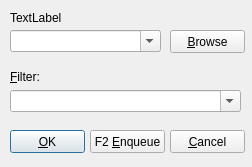
The window that FileOperation/FileOperationDialog.ui (martin-kudlicka/file-commander) describes before a commit, drawn with Qt 5.
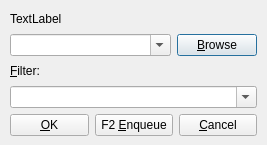
The same window after the commit.

The edit to the form file:
```diff
--- a/FileOperation/FileOperationDialog.ui
+++ b/FileOperation/FileOperationDialog.ui
@@ -5,48 +5,73 @@
    <rect>
     <x>0</x>
     <y>0</y>
-    <width>252</width>
-    <height>167</height>
+    <width>267</width>
+    <height>145</height>
    </rect>
   </property>
   <property name="windowTitle" >
    <string>Dialog</string>
   </property>
-  <widget class="QComboBox" name="qcbFilter" >
+  <widget class="QWidget" name="verticalLayout" >
    <property name="geometry" >
     <rect>
      <x>10</x>
-     <y>90</y>
-     <width>231</width>
-     <height>22</height>
+     <y>10</y>
+     <width>247</width>
+     <height>126</height>
     </rect>
    </property>
-   <property name="editable" >
-    <bool>true</bool>
-   </property>
-  </widget>
+   <layout class="QVBoxLayout" >
+    <property name="margin" >
+     <number>0</number>
+    </property>
+    <property name="spacing" >
+     <number>6</number>
+    </property>
+    <item>
+     <widget class="QLabel" name="qlCount" >
+      <property name="text" >
+       <string>TextLabel</string>
+      </property>
+      <property name="buddy" >
+       <cstring>qcbDestination</cstring>
+      </property>
+     </widget>
+    </item>
+    <item>
+     <layout class="QHBoxLayout" >
+      <property name="margin" >
+       <number>0</number>
+      </property>
+      <property name="spacing" >
+       <number>6</number>
+      </property>
+      <item>
   <widget class="QComboBox" name="qcbDestination" >
-   <property name="geometry" >
-    <rect>
-     <x>10</x>
-     <y>30</y>
-     <width>151</width>
-     <height>22</height>
-    </rect>
-   </property>
    <property name="editable" >
     <bool>true</bool>
    </property>
   </widget>
+      </item>
+      <item>
+       <widget class="QPushButton" name="qpbBrowse" >
+        <property name="sizePolicy" >
+         <sizepolicy>
+          <hsizetype>4</hsizetype>
+          <vsizetype>0</vsizetype>
+          <horstretch>0</horstretch>
+          <verstretch>0</verstretch>
+         </sizepolicy>
+        </property>
+        <property name="text" >
+         <string>&amp;Browse</string>
+        </property>
+       </widget>
+      </item>
+     </layout>
+    </item>
+    <item>
   <widget class="QLabel" name="label_2" >
-   <property name="geometry" >
-    <rect>
-     <x>10</x>
-     <y>70</y>
-     <width>46</width>
-     <height>14</height>
-    </rect>
-   </property>
    <property name="text" >
     <string>&amp;Filter:</string>
    </property>
@@ -54,57 +79,31 @@
     <cstring>qcbFilter</cstring>
    </property>
   </widget>
-  <widget class="QLabel" name="qlCount" >
-   <property name="geometry" >
-    <rect>
-     <x>10</x>
-     <y>10</y>
-     <width>161</width>
-     <height>16</height>
-    </rect>
-   </property>
-   <property name="text" >
-    <string>TextLabel</string>
-   </property>
-   <property name="buddy" >
-    <cstring>qcbDestination</cstring>
-   </property>
-  </widget>
+    </item>
+    <item>
+     <widget class="QComboBox" name="qcbFilter" >
+      <property name="editable" >
+       <bool>true</bool>
+      </property>
+     </widget>
+    </item>
+    <item>
+     <layout class="QHBoxLayout" >
+      <property name="margin" >
+       <number>0</number>
+      </property>
+      <property name="spacing" >
+       <number>6</number>
+      </property>
+      <item>
   <widget class="QPushButton" name="qpbOK" >
-   <property name="geometry" >
-    <rect>
-     <x>10</x>
-     <y>130</y>
-     <width>75</width>
-     <height>23</height>
-    </rect>
-   </property>
    <property name="text" >
     <string>&amp;OK</string>
    </property>
   </widget>
-  <widget class="QPushButton" name="qpbCancel" >
-   <property name="geometry" >
-    <rect>
-     <x>170</x>
-     <y>130</y>
-     <width>75</width>
-     <height>23</height>
-    </rect>
-   </property>
-   <property name="text" >
-    <string>&amp;Cancel</string>
-   </property>
-  </widget>
+      </item>
+      <item>
   <widget class="QPushButton" name="qpbEnqueue" >
-   <property name="geometry" >
-    <rect>
-     <x>90</x>
-     <y>130</y>
-     <width>75</width>
-     <height>23</height>
-    </rect>
-   </property>
    <property name="text" >
     <string>F2 &amp;Enqueue</string>
    </property>
@@ -112,18 +111,17 @@
     <string>F2</string>
    </property>
   </widget>
-  <widget class="QPushButton" name="qpbBrowse" >
-   <property name="geometry" >
-    <rect>
-     <x>170</x>
-     <y>30</y>
-     <width>75</width>
-     <height>23</height>
-    </rect>
-   </property>
+      </item>
+      <item>
+       <widget class="QPushButton" name="qpbCancel" >
    <property name="text" >
-    <string>&amp;Browse</string>
-   </property>
+         <string>&amp;Cancel</string>
+        </property>
+       </widget>
+      </item>
+     </layout>
+    </item>
+   </layout>
   </widget>
  </widget>
  <tabstops>
```
Lines whose indentation alone changed are shown as unchanged.
